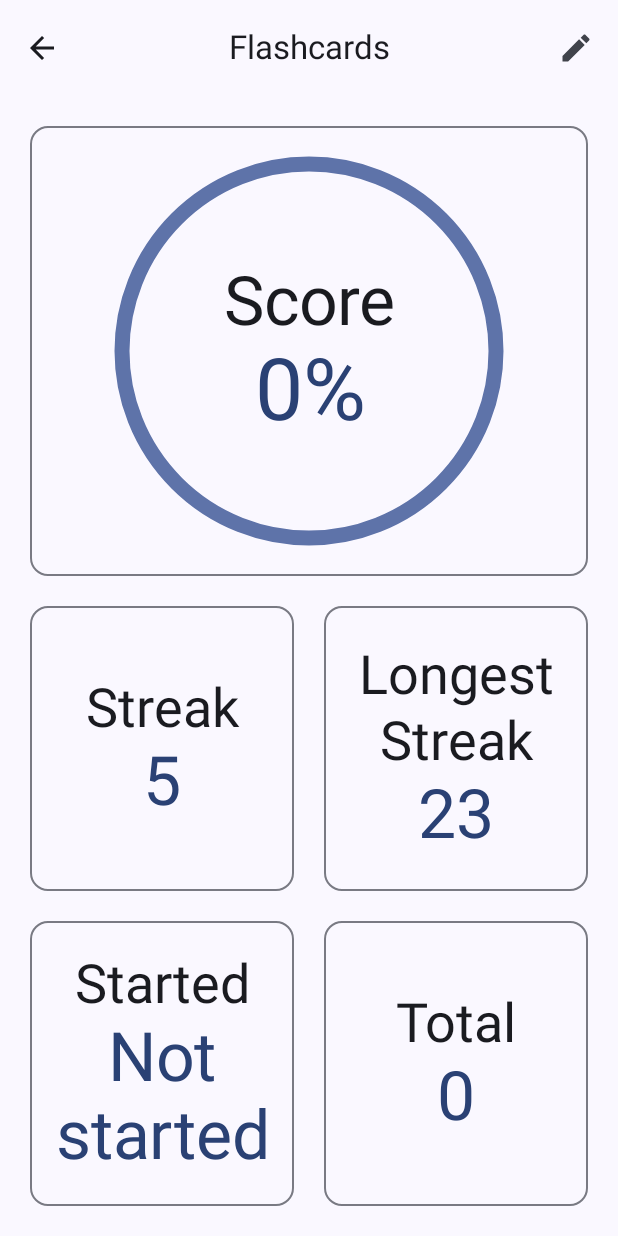
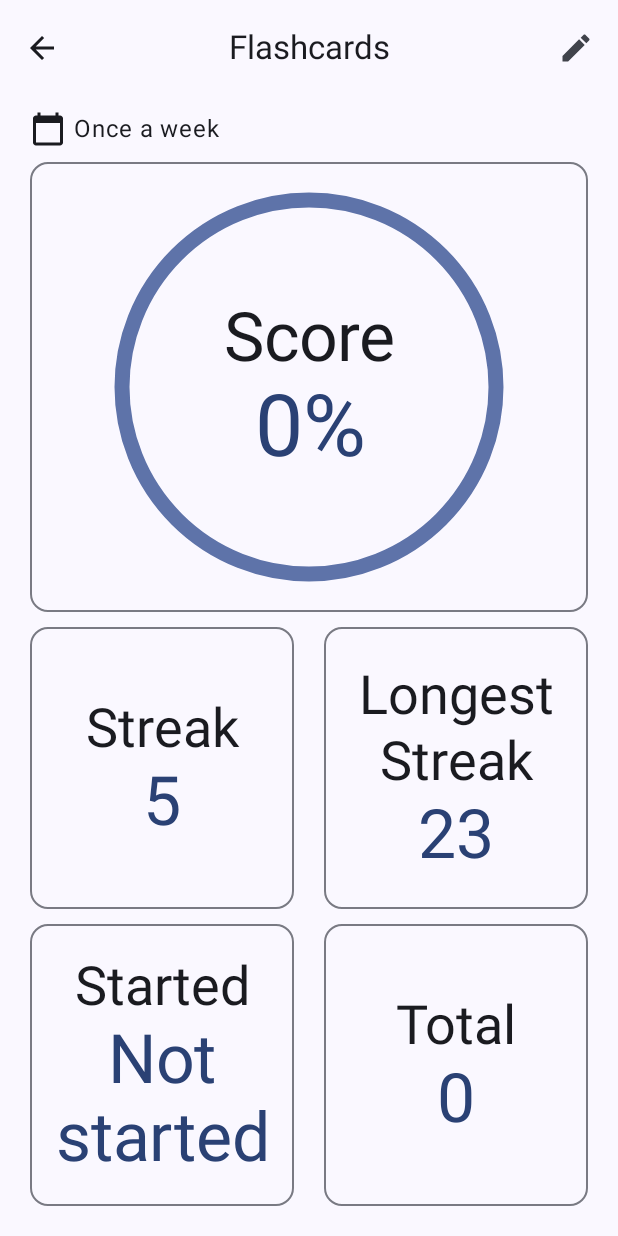
Before and after one commit to willbsp/habits, an Android app built with Jetpack Compose: the @Preview function DetailScreenPreview, on a phone screen of 412 x 824 dp. Run offline under Robolectric (Android 15) with nearby library versions, the light colour scheme and no system bars.

Commit message:
Add icon to DetailScreen to show the type of habit

```diff
--- a/app/src/main/java/com/willbsp/habits/ui/screens/detail/DetailScreen.kt
+++ b/app/src/main/java/com/willbsp/habits/ui/screens/detail/DetailScreen.kt
@@ -5,6 +5,7 @@ import androidx.compose.animation.core.tween
 import androidx.compose.foundation.Canvas
 import androidx.compose.foundation.layout.*
 import androidx.compose.material.icons.Icons
+import androidx.compose.material.icons.filled.CalendarToday
 import androidx.compose.material.icons.filled.Edit
 import androidx.compose.material3.*
 import androidx.compose.runtime.Composable
@@ -19,11 +20,13 @@ import androidx.compose.ui.geometry.Offset
 import androidx.compose.ui.geometry.Size
 import androidx.compose.ui.graphics.StrokeCap
 import androidx.compose.ui.graphics.drawscope.Stroke
+import androidx.compose.ui.res.pluralStringResource
 import androidx.compose.ui.res.stringResource
 import androidx.compose.ui.text.style.TextAlign
 import androidx.compose.ui.tooling.preview.Preview
 import androidx.compose.ui.unit.dp
 import com.willbsp.habits.R
+import com.willbsp.habits.data.model.HabitFrequency
 import com.willbsp.habits.ui.common.DefaultHabitsAppTopBar
 import com.willbsp.habits.ui.theme.HabitsTheme
 import com.willbsp.habits.ui.theme.Typography
@@ -63,12 +66,28 @@ fun DetailScreen(
             modifier = Modifier
                 //.verticalScroll(rememberScrollState())
                 .fillMaxSize()
-                .padding(20.dp)
+                .padding(start = 20.dp, end = 20.dp, bottom = 20.dp, top = 10.dp)
                 .padding(innerPadding),
             horizontalAlignment = Alignment.CenterHorizontally,
-            verticalArrangement = Arrangement.spacedBy(20.dp)
+            verticalArrangement = Arrangement.spacedBy(10.dp)
         ) {
 
+            Row(
+                modifier = Modifier.fillMaxWidth(),
+                horizontalArrangement = Arrangement.spacedBy(5.dp)
+            ) {
+                Icon(imageVector = Icons.Default.CalendarToday, contentDescription = "")
+                if (detailUiState.type == HabitFrequency.DAILY)
+                    Text(stringResource(R.string.detail_every_day))
+                else if (detailUiState.type == HabitFrequency.WEEKLY)
+                    Text(
+                        text = pluralStringResource(
+                            id = R.plurals.detail_times_per_week,
+                            count = detailUiState.repeat,
+                            detailUiState.repeat
+                        )
+                    )
+            }
 
             CircularDetailScoreCard(
                 modifier = Modifier
@@ -275,7 +294,7 @@ fun DetailCard(
 private fun DetailScreenPreview() {
     HabitsTheme {
         DetailScreen(
-            detailUiState = DetailUiState(-1, "Flashcards", 5, 23),
+            detailUiState = DetailUiState(-1, "Flashcards", type = HabitFrequency.WEEKLY, 1, 5, 23),
             navigateUp = { },
             navigateToEditHabit = {}
         )
--- a/app/src/main/java/com/willbsp/habits/ui/screens/detail/DetailUiState.kt
+++ b/app/src/main/java/com/willbsp/habits/ui/screens/detail/DetailUiState.kt
@@ -1,10 +1,13 @@
 package com.willbsp.habits.ui.screens.detail
 
+import com.willbsp.habits.data.model.HabitFrequency
 import java.time.LocalDate
 
 data class DetailUiState(
     val habitId: Int,
     val habitName: String = "",
+    val type: HabitFrequency = HabitFrequency.DAILY,
+    val repeat: Int = 0,
     val streak: Int = 0,
     val longestStreak: Int = 0,
     val started: LocalDate? = null,
--- a/app/src/main/java/com/willbsp/habits/ui/screens/detail/DetailViewModel.kt
+++ b/app/src/main/java/com/willbsp/habits/ui/screens/detail/DetailViewModel.kt
@@ -3,6 +3,7 @@ package com.willbsp.habits.ui.screens.detail
 import androidx.lifecycle.SavedStateHandle
 import androidx.lifecycle.ViewModel
 import androidx.lifecycle.viewModelScope
+import com.willbsp.habits.data.model.HabitFrequency
 import com.willbsp.habits.data.repository.HabitRepository
 import com.willbsp.habits.domain.usecase.CalculateScoreUseCase
 import com.willbsp.habits.domain.usecase.CalculateStatisticsUseCase
@@ -50,6 +51,8 @@ class DetailViewModel @Inject constructor(
                 longestStreak = longestStreak ?: 0,
                 started = stats.started,
                 total = stats.total,
+                type = habit?.frequency ?: HabitFrequency.DAILY,
+                repeat = habit?.repeat ?: 0,
                 score = (score?.times(100))?.toInt() ?: 0
             )
 
--- a/app/src/main/res/values/strings.xml
+++ b/app/src/main/res/values/strings.xml
@@ -14,6 +14,10 @@
     <string name="edit_habit_title">Edit Habit</string>
     <string name="edit_habit_update_habit">Update habit</string>
     <string name="edit_habit_delete">Delete</string>
+    <string name="edit_confirm">Confirm</string>
+    <string name="edit_dismiss">Dismiss</string>
+    <string name="edit_delete_habit">Delete habit?</string>
+    <string name="edit_cannot_undo">This action cannot be undone.</string>
     <string name="modify_habit_name">Name</string>
     <string name="modify_habit_frequency">Frequency</string>
     <string name="modify_times_per_week">How many times per week?</string>
@@ -27,7 +31,6 @@
     <string name="home_this_week">This Week</string>
     <string name="home_all_completed">All completed for today!</string>
     <string name="home_all_completed_tick">All completed</string>
-    <!--<string name="home_habit_list_subtitle">"%d habits completed today…"</string>-->
     <plurals name="home_habit_list_subtitle">
         <item quantity="one">%d habit completed today…</item>
         <item quantity="other">%d habits completed today…</item>
@@ -58,14 +61,17 @@
     <string name="detail_edit_habit">Edit habit</string>
     <string name="detail_streak">Streak</string>
     <string name="detail_score">Score</string>
-    <string name="edit_confirm">Confirm</string>
-    <string name="edit_dismiss">Dismiss</string>
-    <string name="edit_delete_habit">Delete habit?</string>
-    <string name="edit_cannot_undo">This action cannot be undone.</string>
     <string name="detail_longest_streak">Longest Streak</string>
     <string name="detail_not_started">Not started</string>
     <string name="detail_started">Started</string>
     <string name="detail_total">Total</string>
+    <string name="detail_every_day">Every day</string>
+    <string name="detail_times_per_week">3 times per week</string>
+    <plurals name="detail_times_per_week">
+        <item quantity="one">Once a week</item>
+        <item quantity="two">Twice a week</item>
+        <item quantity="other">%d times a week</item>
+    </plurals>
     <!--detail screen end-->
 
 </resources>
```
